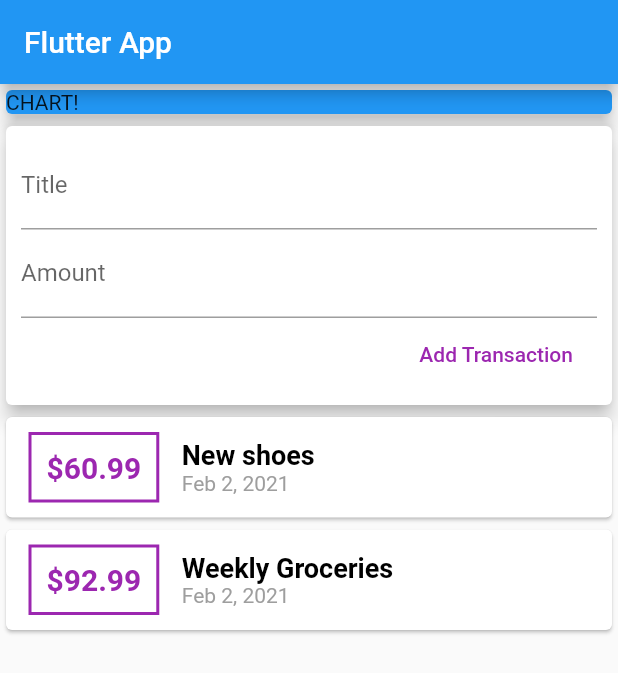
After one commit to znehraks/flutter_study_basic, a Flutter app: the screen it shows after launch, on a phone screen of 412 x 824 dp. The commit adds this screen. Shown: the top 673 px of the screen. Run offline on Flutter 3.47's test engine with Material 2 defaults, Android fonts, the phone set to English and light mode, and no system bars.

Commit message:
ListView add

```diff
--- /dev/null
+++ b/lib/widgets/new_transaction.dart
@@ -0,0 +1,46 @@
+import 'package:flutter/material.dart';
+
+class NewTransaction extends StatelessWidget {
+  final titleController = TextEditingController();
+  final amountController = TextEditingController();
+
+  final Function addNewTransaction;
+  NewTransaction(this.addNewTransaction);
+
+  @override
+  Widget build(BuildContext context) {
+    return Card(
+      elevation: 5,
+      child: Container(
+        padding: EdgeInsets.all(10),
+        child: Column(
+          crossAxisAlignment: CrossAxisAlignment.end,
+          children: <Widget>[
+            TextField(
+              decoration: InputDecoration(labelText: 'Title'),
+              controller: titleController,
+              // onChanged: (value) {
+              //   titleInput = value;
+              // },
+            ),
+            TextField(
+              decoration: InputDecoration(labelText: 'Amount'),
+              controller: amountController,
+              // onChanged: (value) => amountInput = value,
+            ),
+            FlatButton(
+              child: Text('Add Transaction'),
+              textColor: Colors.purple,
+              onPressed: () {
+                addNewTransaction(
+                  titleController.text,
+                  double.parse(amountController.text),
+                );
+              },
+            )
+          ],
+        ),
+      ),
+    );
+  }
+}
--- /dev/null
+++ b/lib/widgets/transaction_list.dart
@@ -0,0 +1,67 @@
+import 'package:flutter/material.dart';
+import 'package:intl/intl.dart';
+
+import '../models/transaction.dart';
+
+class TransactionList extends StatelessWidget {
+  final List<Transaction> transactions;
+
+  TransactionList(this.transactions);
+  @override
+  Widget build(BuildContext context) {
+    return Container(
+      height: 350,
+      child: ListView(
+        children: transactions
+            .map(
+              (transaction) => Card(
+                  child: Row(
+                children: [
+                  Container(
+                    margin: EdgeInsets.symmetric(
+                      vertical: 10,
+                      horizontal: 15,
+                    ),
+                    decoration: BoxDecoration(
+                      border: Border.all(
+                        color: Colors.purple,
+                        width: 2,
+                      ),
+                    ),
+                    padding: EdgeInsets.all(10),
+                    child: Text(
+                      '\$${transaction.amount}',
+                      style: TextStyle(
+                        fontWeight: FontWeight.bold,
+                        fontSize: 20,
+                        color: Colors.purple,
+                      ),
+                    ),
+                  ),
+                  Column(
+                    crossAxisAlignment: CrossAxisAlignment.start,
+                    children: [
+                      Text(
+                        transaction.title,
+                        style: TextStyle(
+                          fontWeight: FontWeight.bold,
+                          fontSize: 18,
+                          color: Colors.black,
+                        ),
+                      ),
+                      Text(
+                        DateFormat.yMMMd().format(transaction.date),
+                        style: TextStyle(
+                          color: Colors.grey,
+                        ),
+                      )
+                    ],
+                  )
+                ],
+              )),
+            )
+            .toList(),
+      ),
+    );
+  }
+}
--- /dev/null
+++ b/lib/widgets/user_transaction.dart
@@ -0,0 +1,49 @@
+import 'package:flutter/material.dart';
+
+import './new_transaction.dart';
+import './transaction_list.dart';
+import '../models/transaction.dart';
+
+class UserTransactions extends StatefulWidget {
+  @override
+  _UserTransactionsState createState() => _UserTransactionsState();
+}
+
+class _UserTransactionsState extends State<UserTransactions> {
+  final List<Transaction> _userTransactions = [
+    Transaction(
+      id: 't1',
+      title: 'New shoes',
+      amount: 60.99,
+      date: DateTime.now(),
+    ),
+    Transaction(
+      id: 't2',
+      title: 'Weekly Groceries',
+      amount: 92.99,
+      date: DateTime.now(),
+    ),
+  ];
+  void _addNewTransaction(String title, double amount) {
+    final newTx = Transaction(
+      id: DateTime.now().toString(),
+      title: title,
+      amount: amount,
+      date: DateTime.now(),
+    );
+
+    setState(() {
+      _userTransactions.add(newTx);
+    });
+  }
+
+  @override
+  Widget build(BuildContext context) {
+    return Column(
+      children: [
+        NewTransaction(_addNewTransaction),
+        TransactionList(_userTransactions),
+      ],
+    );
+  }
+}
```
Also changed, not shown: lib/main.dart (+8 -100 lines), lib/models/transaction.dart (renamed from lib/transaction.dart).
